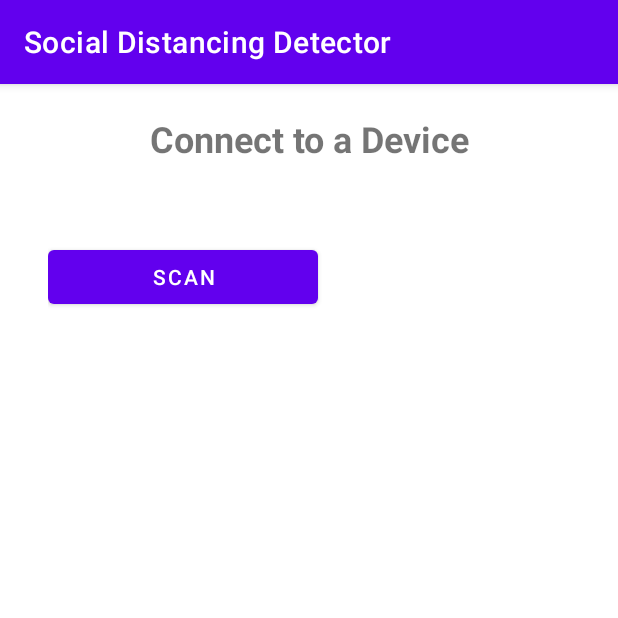
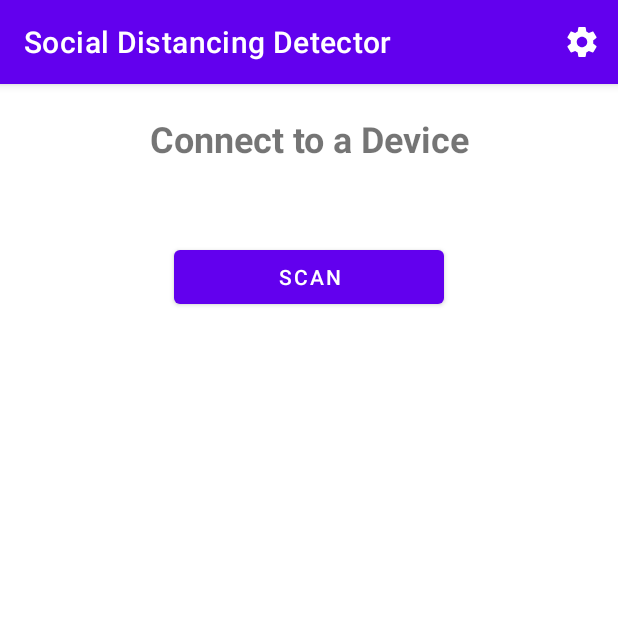
Before and after one commit to ECE492CHDS1/CHDS, an Android app: the MainActivity screen opened directly, with no data from a screen before it, on a phone screen of 412 x 824 dp, the top half of it. Run offline under Robolectric (Android 15) with nearby library versions, the phone set to English and light mode, and no system bars; 1 statement that could not run was skipped.

Commit message:
Added settings icon

```diff
--- a/SW/app/src/main/java/com/chds/socialdistancingdetector/MainActivity.java
+++ b/SW/app/src/main/java/com/chds/socialdistancingdetector/MainActivity.java
@@ -22,6 +22,9 @@
 import android.os.Bundle;
 import android.os.Handler;
 import android.util.Log;
+import android.view.Menu;
+import android.view.MenuInflater;
+import android.view.MenuItem;
 import android.view.View;
 import android.widget.AdapterView;
 import android.widget.Button;
@@ -125,6 +128,28 @@
         FragmentTransaction ft = getSupportFragmentManager().beginTransaction();
         ft.replace(R.id.fragment_layout_manager, connectingFragment);
         ft.commitAllowingStateLoss();
+    }
+
+    @Override
+    public boolean onCreateOptionsMenu(Menu menu) {
+        // options menu contains button going to profile
+        MenuInflater inflater = getMenuInflater();
+        inflater.inflate(R.menu.main_options_menu, menu);
+        return true;
+    }
+
+    @Override
+    public boolean onOptionsItemSelected(MenuItem item) {
+        switch (item.getItemId()) {
+            case R.id.settings:
+                // go to profile activity
+                Intent intent = new Intent(this, SettingsActivity.class);
+
+                this.startActivity(intent);
+                return true;
+            default:
+                return super.onOptionsItemSelected(item);
+        }
     }
 
     public Handler getmHandler() {
--- /dev/null
+++ b/SW/app/src/main/res/drawable/ic_settings_white.xml
@@ -0,0 +1,22 @@
+<vector xmlns:android="http://schemas.android.com/apk/res/android"
+    xmlns:tools="http://schemas.android.com/tools"
+    android:width="24dp"
+    android:height="24dp"
+    android:viewportWidth="24"
+    android:viewportHeight="24">
+    <path
+        android:pathData="M0 0h24v24H0z" />
+    <path
+        android:fillColor="#ffffff"
+        android:pathData="M19.43 12.98c0.04-0.32 0.07 -0.64 0.07 -0.98s-0.03-0.66-0.07-0.98l2.11-1.65c0.19-0.15 0.24
+                        -0.42 0.12 -0.64l-2-3.46c-0.12-0.22-0.39-0.3-0.61-0.22l-2.49
+                        1c-0.52-0.4-1.08-0.73-1.69-0.98l-0.38-2.65C14.46 2.18 14.25 2 14 2h-4c-0.25 0-0.46 0.18
+                        -0.49 0.42 l-0.38 2.65c-0.61 0.25 -1.17 0.59 -1.69 0.98 l-2.49-1c-0.23-0.09-0.49 0-0.61 0.22
+                        l-2 3.46c-0.13 0.22 -0.07 0.49 0.12 0.64 l2.11 1.65c-0.04 0.32 -0.07 0.65 -0.07 0.98 s0.03
+                        0.66 0.07 0.98 l-2.11 1.65c-0.19 0.15 -0.24 0.42 -0.12 0.64 l2 3.46c0.12 0.22 0.39 0.3 0.61
+                        0.22 l2.49-1c0.52 0.4 1.08 0.73 1.69 0.98 l0.38 2.65c0.03 0.24 0.24 0.42 0.49 0.42 h4c0.25 0
+                        0.46-0.18 0.49 -0.42l0.38-2.65c0.61-0.25 1.17-0.59 1.69-0.98l2.49 1c0.23 0.09 0.49 0
+                        0.61-0.22l2-3.46c0.12-0.22 0.07 -0.49-0.12-0.64l-2.11-1.65zM12 15.5c-1.93
+                        0-3.5-1.57-3.5-3.5s1.57-3.5 3.5-3.5 3.5 1.57 3.5 3.5-1.57 3.5-3.5 3.5z"
+        tools:ignore="VectorPath" />
+</vector>
--- a/SW/app/src/main/res/layout/fragment_connecting.xml
+++ b/SW/app/src/main/res/layout/fragment_connecting.xml
@@ -14,6 +14,7 @@
             android:id="@+id/button_scan"
             android:layout_width="180dp"
             android:layout_height="wrap_content"
+            android:layout_gravity="center"
             android:text="Scan" />
 
         <ListView
--- /dev/null
+++ b/SW/app/src/main/res/menu/main_options_menu.xml
@@ -0,0 +1,8 @@
+<?xml version="1.0" encoding="utf-8"?>
+<menu xmlns:android="http://schemas.android.com/apk/res/android"
+xmlns:app="http://schemas.android.com/apk/res-auto">
+<item android:id="@+id/settings"
+    app:showAsAction="always"
+    android:icon="@drawable/ic_settings_white"
+    android:title="TODO" />
+</menu>
```
